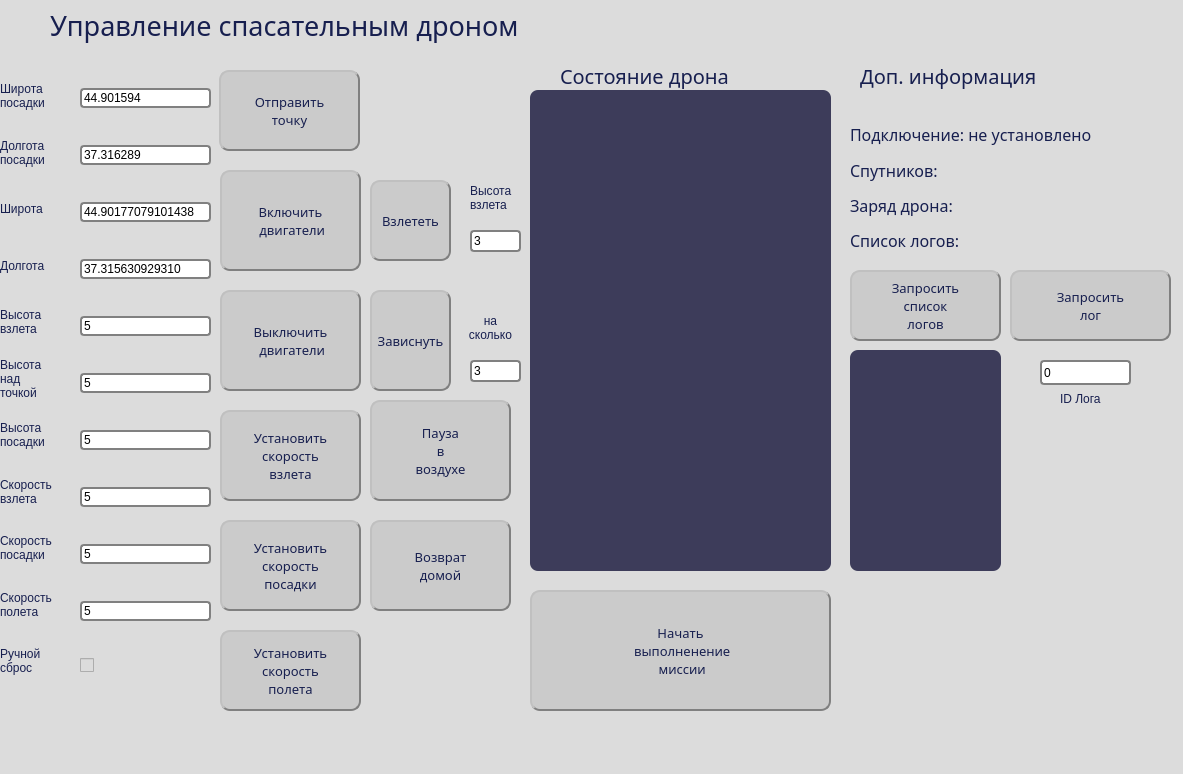
Qt form mainwindow.ui (NickolayGoloburdin/wifi_drone_interface) before a commit.
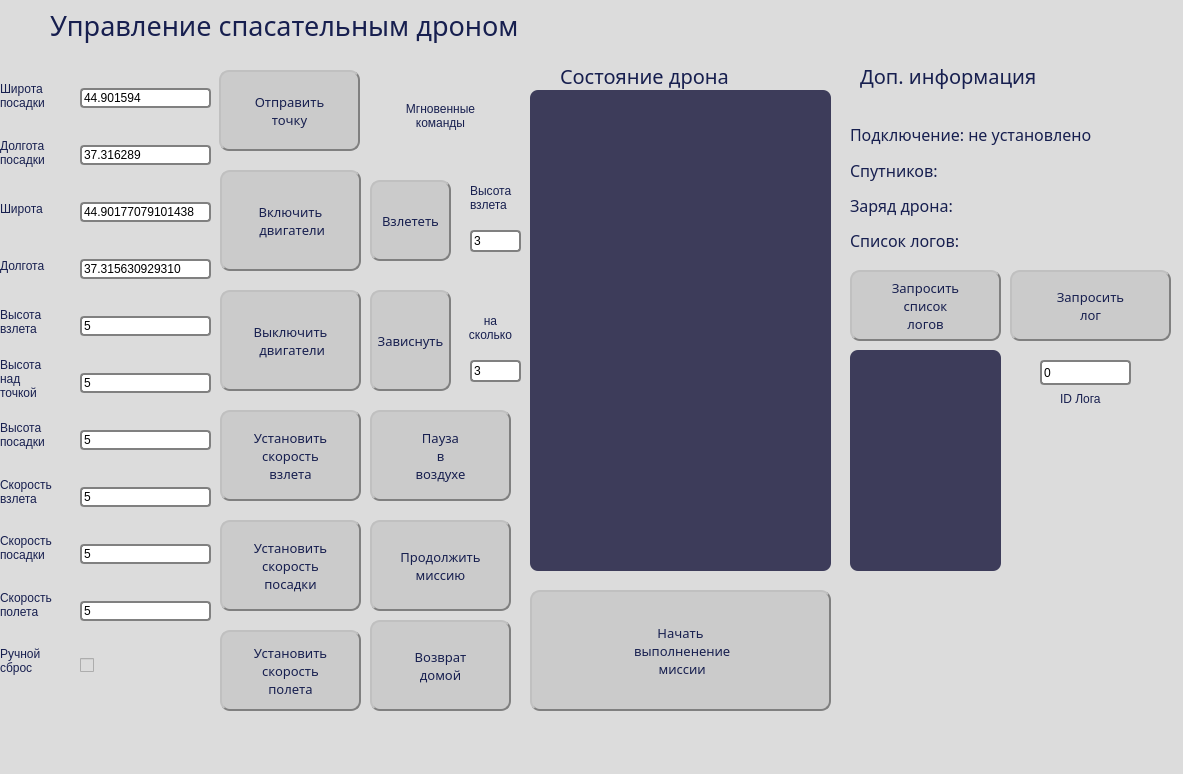
The same form after that commit. Icons and pictures are not drawn.

The edit to the form file:
```diff
--- a/mainwindow.ui
+++ b/mainwindow.ui
@@ -1112,9 +1112,9 @@
     <property name="geometry">
      <rect>
       <x>370</x>
-      <y>400</y>
+      <y>410</y>
       <width>141</width>
-      <height>101</height>
+      <height>91</height>
      </rect>
     </property>
     <property name="font">
@@ -1155,7 +1155,7 @@
     <property name="geometry">
      <rect>
       <x>370</x>
-      <y>520</y>
+      <y>620</y>
       <width>141</width>
       <height>91</height>
      </rect>
@@ -1275,6 +1275,70 @@
      <set>Qt::AlignCenter</set>
     </property>
    </widget>
+   <widget class="QLabel" name="label_19">
+    <property name="geometry">
+     <rect>
+      <x>380</x>
+      <y>70</y>
+      <width>121</width>
+      <height>91</height>
+     </rect>
+    </property>
+    <property name="styleSheet">
+     <string notr="true">QLabel{
+font: 10pt &quot;Segoe UI Semibold&quot;;
+	color:rgb(23, 31, 79)}</string>
+    </property>
+    <property name="text">
+     <string>Мгновенные
+команды</string>
+    </property>
+    <property name="alignment">
+     <set>Qt::AlignCenter</set>
+    </property>
+   </widget>
+   <widget class="QPushButton" name="continue_mission">
+    <property name="geometry">
+     <rect>
+      <x>370</x>
+      <y>520</y>
+      <width>141</width>
+      <height>91</height>
+     </rect>
+    </property>
+    <property name="font">
+     <font>
+      <family>Segoe UI Semibold</family>
+      <pointsize>10</pointsize>
+      <weight>50</weight>
+      <italic>false</italic>
+      <bold>false</bold>
+     </font>
+    </property>
+    <property name="styleSheet">
+     <string notr="true">QPushButton {
+    background-color: rgb(203, 203, 203);
+    border-style: outset;
+    border-width: 2px;
+    border-radius: 10px;
+    border-color: gray;
+	font: 10pt &quot;Segoe UI Semibold&quot;;
+	color:rgb(23, 31, 79)
+}
+QPushButton::pressed {
+    border-style: inset;
+    
+}
+QPushButton::hover {
+    
+     background-color: rgb(158, 158, 158);
+}</string>
+    </property>
+    <property name="text">
+     <string>Продолжить
+миссию</string>
+    </property>
+   </widget>
    <zorder>label_15</zorder>
    <zorder>Start</zorder>
    <zorder>label_4</zorder>
```
Left out of the diff: 26 changed lines with no effect on the pictures.
